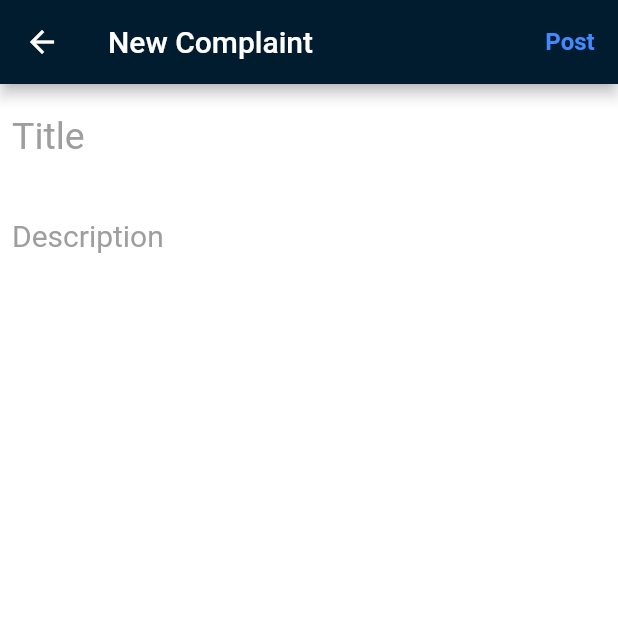
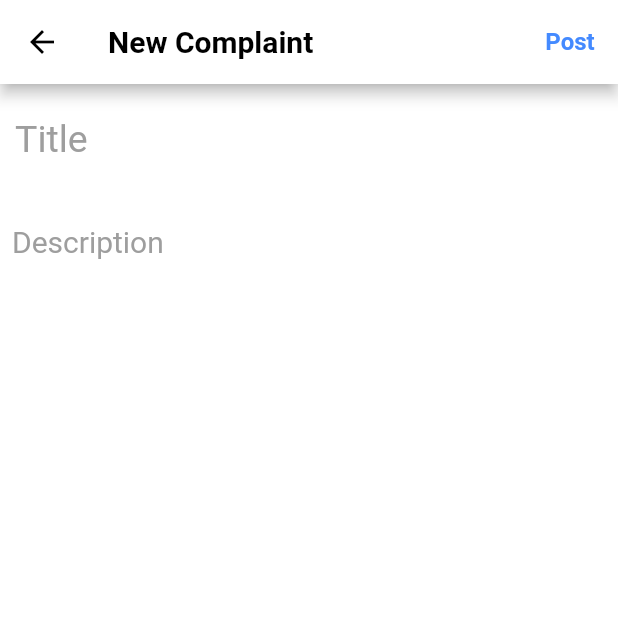
Before and after one commit to Madhav-S-S/voice_app, a Flutter app: the draftGeneral screen opened directly, on a phone screen of 412 x 824 dp, the top half of it. Run offline on Flutter 3.47's test engine with Material 2 defaults, Android fonts, the phone set to English and light mode, and no system bars; our stand-ins replace cached_network_image, cloud_firestore, connectivity_plus, firebase_auth, firebase_core, flutter_bloc and 2 more; accounts and stored records are empty.

Commit message:
draft complaint style changed

```diff
--- a/lib/student/draft_general.dart
+++ b/lib/student/draft_general.dart
@@ -26,10 +26,14 @@ class _draftGeneralState extends State<draftGeneral> {
   Widget build(BuildContext context) {
     return Scaffold(
       appBar: AppBar(
+        iconTheme: const IconThemeData(
+          color: Colors.black,
+        ),
         centerTitle: false,
-        backgroundColor: Color.fromRGBO(0, 28, 46, 1),
+        backgroundColor: Colors.white,
         title: const Text(
           "New Complaint",
+          style: TextStyle(color: Colors.black,fontWeight: FontWeight.bold, fontSize: 20),
         ),
         actions: [
           TextButton(onPressed: (){
@@ -45,7 +49,7 @@ class _draftGeneralState extends State<draftGeneral> {
         child: Column(
           children: [
             Padding(
-              padding: const EdgeInsets.all(8.0),
+              padding: const EdgeInsets.all(10.0),
               child: TextField(
                 controller: _titleController,
                 decoration: InputDecoration(
```
